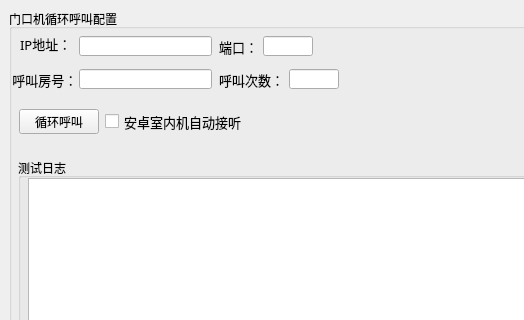
garyhuang2018/Test, file src/design/test_tool.ui: the form before one commit; both pictures show x 0 to 524 and y 0 to 320 of the 904 by 404 pixel window.
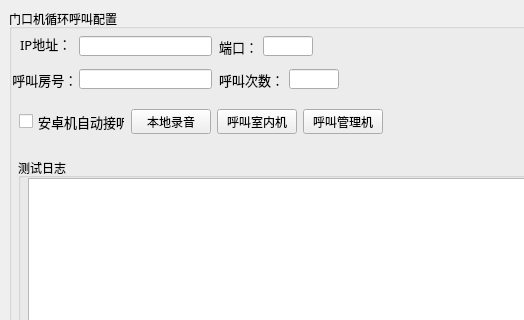
The form after the commit.

What changed in the file:
```diff
--- a/src/design/test_tool.ui
+++ b/src/design/test_tool.ui
@@ -183,18 +183,11 @@
         <rect>
          <x>10</x>
          <y>100</y>
-         <width>223</width>
+         <width>364</width>
          <height>25</height>
         </rect>
        </property>
        <layout class="QHBoxLayout" name="horizontalLayout_2">
-        <item>
-         <widget class="QPushButton" name="call_button">
-          <property name="text">
-           <string>循环呼叫</string>
-          </property>
-         </widget>
-        </item>
         <item>
          <widget class="QCheckBox" name="checkBox">
           <property name="font">
@@ -204,7 +197,28 @@
            </font>
           </property>
           <property name="text">
-           <string>安卓室内机自动接听</string>
+           <string>安卓机自动接听</string>
+          </property>
+         </widget>
+        </item>
+        <item>
+         <widget class="QPushButton" name="local_voice_button">
+          <property name="text">
+           <string>本地录音</string>
+          </property>
+         </widget>
+        </item>
+        <item>
+         <widget class="QPushButton" name="call_button">
+          <property name="text">
+           <string>呼叫室内机</string>
+          </property>
+         </widget>
+        </item>
+        <item>
+         <widget class="QPushButton" name="call_button_2">
+          <property name="text">
+           <string>呼叫管理机</string>
           </property>
          </widget>
         </item>
```
